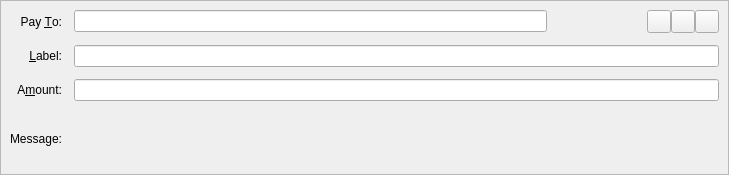
First picture: the form in src/qt/forms/sendcoinsentry.ui, repository SHTDJ/Bulwark, before the edit.
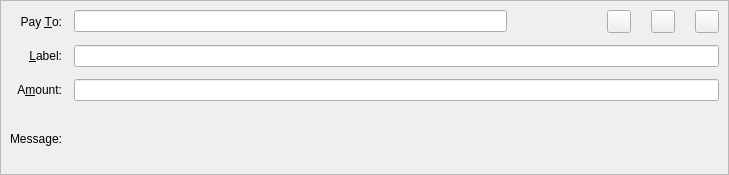
Second picture: the form after the edit. Icons and pictures are not drawn. Custom widgets are drawn as their Qt base class.

```diff
--- a/src/qt/forms/sendcoinsentry.ui
+++ b/src/qt/forms/sendcoinsentry.ui
@@ -159,6 +159,22 @@
         </property>
        </widget>
       </item>
+      <item>
+       <spacer name="horizontalSpacer_2">
+        <property name="orientation">
+         <enum>Qt::Horizontal</enum>
+        </property>
+        <property name="sizeType">
+         <enum>QSizePolicy::Maximum</enum>
+        </property>
+        <property name="sizeHint" stdset="0">
+         <size>
+          <width>20</width>
+          <height>20</height>
+         </size>
+        </property>
+       </spacer>
+      </item>
       <item>
        <widget class="QToolButton" name="pasteButton">
         <property name="sizePolicy">
@@ -182,6 +198,22 @@
         </property>
        </widget>
       </item>
+      <item>
+       <spacer name="horizontalSpacer_3">
+        <property name="orientation">
+         <enum>Qt::Horizontal</enum>
+        </property>
+        <property name="sizeType">
+         <enum>QSizePolicy::Maximum</enum>
+        </property>
+        <property name="sizeHint" stdset="0">
+         <size>
+          <width>20</width>
+          <height>20</height>
+         </size>
+        </property>
+       </spacer>
+      </item>
       <item>
        <widget class="QToolButton" name="deleteButton">
         <property name="sizePolicy">
```
